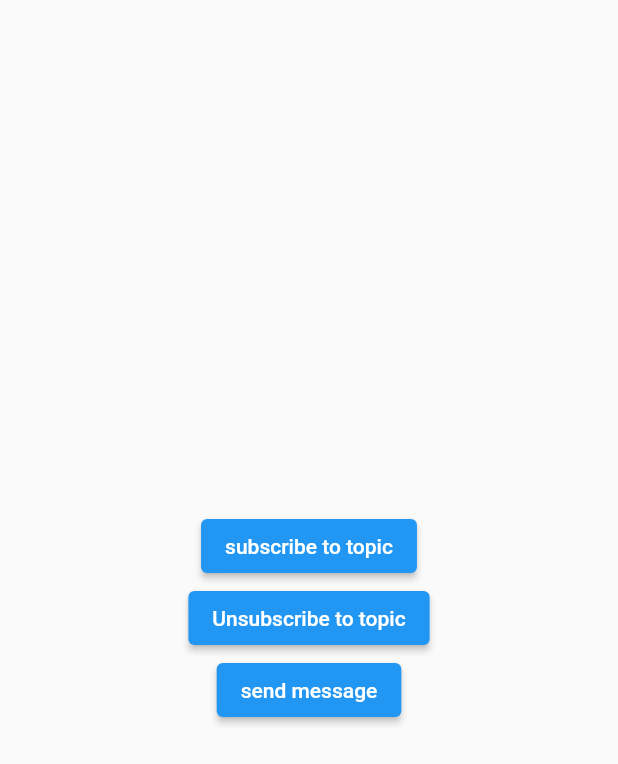
After one commit to satasme-git/BXL-app, a Flutter app: the NotificationTest screen opened directly, after a tap on "send message", on a phone screen of 412 x 824 dp. The commit adds this screen. Shown: the top 764 px of the screen. Run offline on Flutter 3.47's test engine with Material 2 defaults, Android fonts, the phone set to English and light mode, and no system bars; our stand-ins replace animated_splash_screen, awesome_dialog, cloud_firestore, dotted_border, firebase_auth, firebase_core and 18 more; missing offline and left inert: flutter_beautiful_popup, flutter_inappwebview, flutter_windowmanager, link_text; accounts and stored records are empty; network calls fail.

Commit message:
2022-06-17

```diff
--- a/lib/controller/slip_controller.dart
+++ b/lib/controller/slip_controller.dart
@@ -80,9 +80,11 @@ class SlipController {
         'courseFee': coursemodel.CourseFee,
         'uid': userModel.uid,
         'userName': userModel.fname + "" + userModel.lname,
+        'email': userModel.email,
         'pay_amount':0,
         'create_at': day,
         'updated_at': day,
+        'user': userModel.toJson(),
         'status': 1,
       }).then((value) async {
         await res.doc(docId).set({
--- /dev/null
+++ b/lib/screens/chats/notification_test.dart
@@ -0,0 +1,87 @@
+import 'dart:convert';
+
+import 'package:firebase_messaging/firebase_messaging.dart';
+import 'package:flutter/material.dart';
+import 'package:http/http.dart' as http;
+
+class NotificationTest extends StatefulWidget {
+  const NotificationTest({Key? key}) : super(key: key);
+
+  @override
+  State<NotificationTest> createState() => _NotificationTestState();
+}
+
+class _NotificationTestState extends State<NotificationTest> {
+  @override
+  Widget build(BuildContext context) {
+    return Scaffold(
+      body: Center(
+        child: Column(
+          mainAxisAlignment: MainAxisAlignment.center,
+          children: [
+            ElevatedButton(
+              onPressed: () async {
+                await FirebaseMessaging.instance
+                    .subscribeToTopic("myTopic");
+
+              },
+              child: Text("subscribe to topic"),
+            ),
+            ElevatedButton(
+              onPressed: () async {
+                await FirebaseMessaging.instance
+                    .unsubscribeFromTopic("myTopic");
+              },
+              child: Text("Unsubscribe to topic"),
+            ),
+              ElevatedButton(
+              onPressed: ()  {
+                  callOnFcmApiSendPushNotifications(title:"fcm by api",body: "its work fine");
+              },
+              child: Text("send message"),
+            ),
+          ],
+        ),
+      ),
+    );
+  }
+
+    Future<bool> callOnFcmApiSendPushNotifications(
+      {required String title, required String body}) async {
+    const postUrl = 'https://fcm.googleapis.com/fcm/send';
+    final data = {
+      "to": "/topics/myTopic",
+      "notification": {
+        "title": title,
+        "body": body,
+      },
+      "data": {
+        "type": '0rder',
+        "id": '28',
+        "click_action": 'FLUTTER_NOTIFICATION_CLICK',
+      }
+    };
+
+    final headers = {
+      'content-type': 'application/json',
+      'Authorization':'AAAAQW7i1Ec:APA91bEKXeJzuOTqyVsC-tKnAyAJ_B4qFcZtChXtWXr29mIJp50ZLcVHFYdsDBaoJ1nM8BhYRTV8W_VbiY-4xMW-Z7S1s0uGpeyI9Gkrjv1mjb-FStqpOatDYNevmPgNMaFPQZr36vhC'
+    };
+
+    final response = await http.post(Uri.parse(postUrl),
+        body: json.encode(data),
+        encoding: Encoding.getByName('utf-8'),
+        headers: headers);
+
+    if (response.statusCode == 200) {
+      // on success do sth
+      print('test ok push CFM');
+      return true;
+    } else {
+      print(' CFM error'+response.body.toString());
+      // on failure do sth
+      return false;
+    }
+  }
+
+
+}
```
Also changed, not shown: lib/controller/user_controller.dart (+17 -3 lines), lib/provider/chat_provider.dart (+23 -11 lines), lib/screens/chats/chat_screen.dart (+9 -3 lines), lib/screens/components/custom_drawer.dart (+10 -4 lines), 1 other file.
